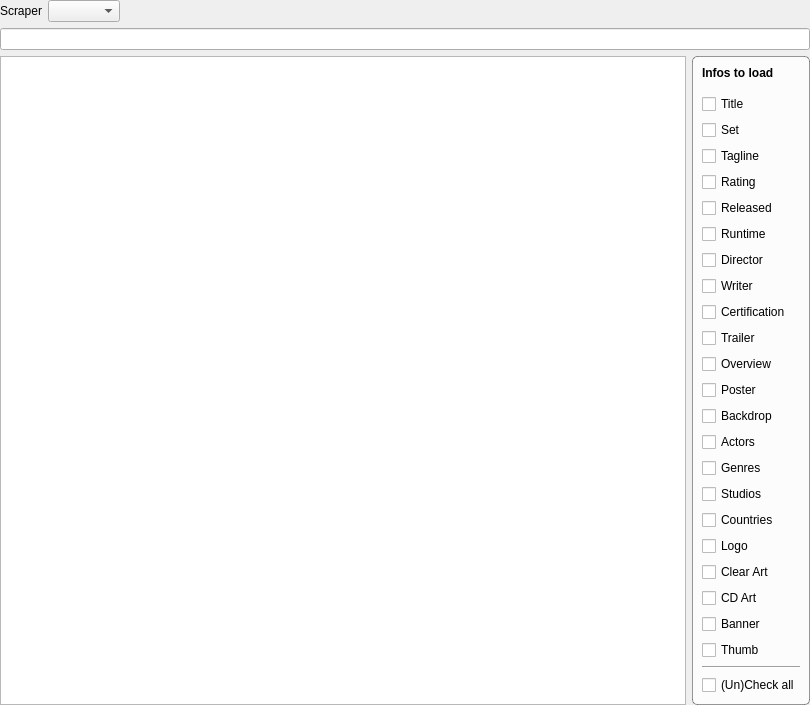
First picture: the form in movies/MovieSearchWidget.ui, repository Komet/MediaElch, before the edit.
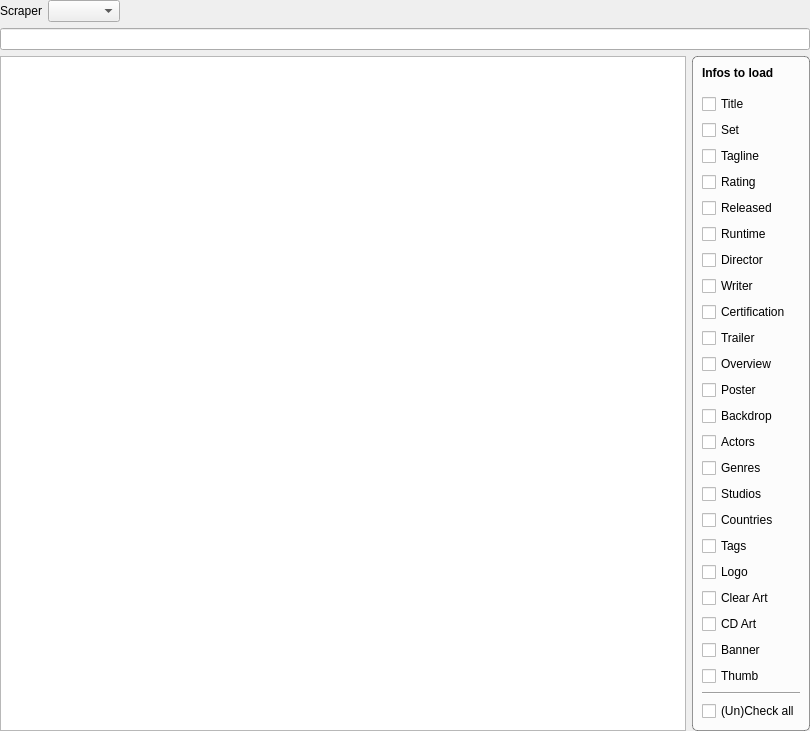
Second picture: the form after the edit. Custom widgets are drawn as their Qt base class.

Patch:
```diff
--- a/movies/MovieSearchWidget.ui
+++ b/movies/MovieSearchWidget.ui
@@ -254,6 +254,13 @@
           </property>
          </widget>
         </item>
+        <item>
+         <widget class="MyCheckBox" name="chkTags">
+          <property name="text">
+           <string>Tags</string>
+          </property>
+         </widget>
+        </item>
         <item>
          <widget class="MyCheckBox" name="chkLogo">
           <property name="text">
```
